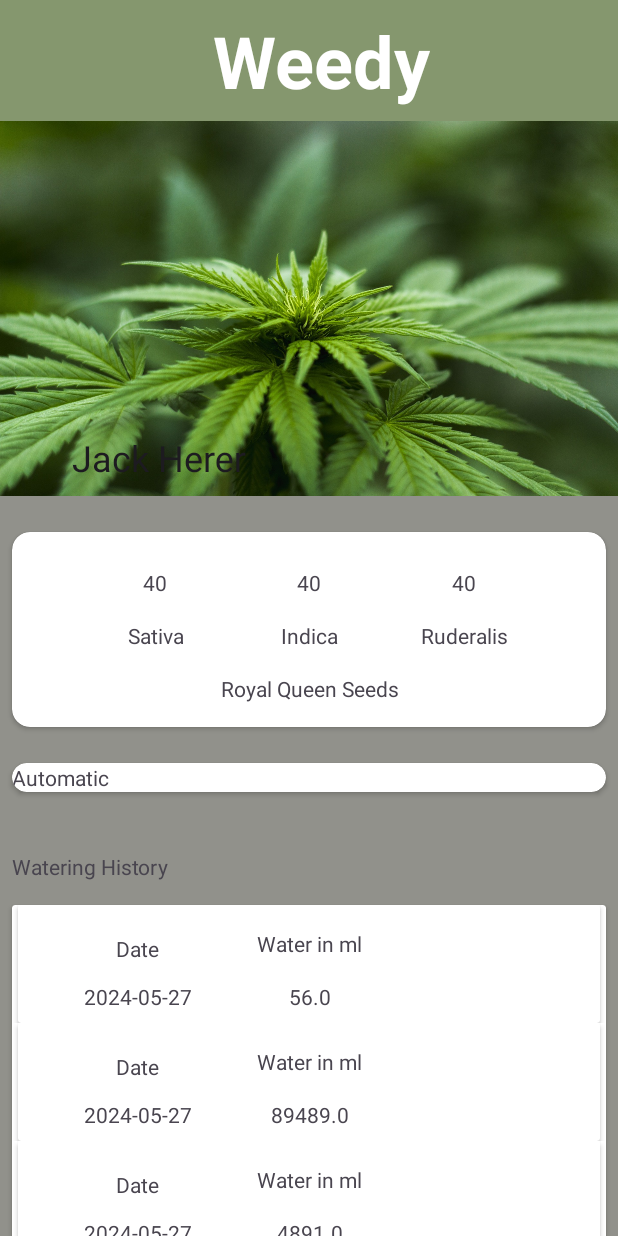
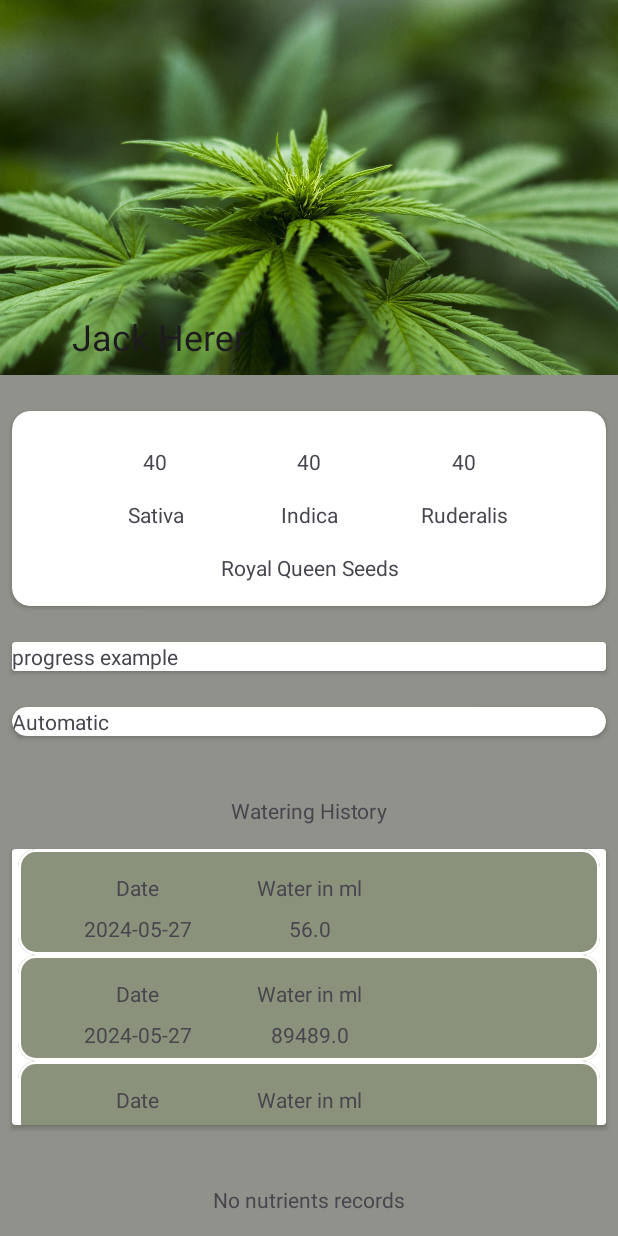
Before and after one commit to Jonnyshotu/Weedy, an Android app: the screen it shows after launch (MainActivity), after a tap on "Jack Herer", on a phone screen of 412 x 824 dp. Run offline under Robolectric (Android 15) with nearby library versions, the phone set to English and light mode, and no system bars.

Commit message:
Keine ahnung was ich gemacht hab 2

```diff
--- a/app/src/main/java/com/example/weedy/adapter/list/ListNutrientsAdapter.kt
+++ b/app/src/main/java/com/example/weedy/adapter/list/ListNutrientsAdapter.kt
@@ -22,6 +22,8 @@ class ListNutrientsAdapter (private val dataset: List<Triple<String, Double, Loc
         val listEntry = dataset[position]
 
         with(holder.binding){
+            listItemHeader1TV.text = "Type"
+            listItemHeader2TV.text = "Amount"
             listItemTV1.text = listEntry.first
             listItem2TV.text = listEntry.second.toString()
             listItemDateTV.text = listEntry.third.toString()
--- a/app/src/main/java/com/example/weedy/adapter/list/ListRepellentsAdapter.kt
+++ b/app/src/main/java/com/example/weedy/adapter/list/ListRepellentsAdapter.kt
@@ -22,6 +22,8 @@ class ListRepellentsAdapter (private val dataset: List<Pair<String, LocalDate>>)
         val listEntry = dataset[position]
 
         with(holder.binding){
+            listItemHeader1TV.text = "Incident"
+            listItemHeader2TV.text = null
             listItemTV1.text = listEntry.first
             listItem2TV.text = null
             listItemDateTV.text = listEntry.second.toString()
--- a/app/src/main/java/com/example/weedy/adapter/list/ListTrainingAdapter.kt
+++ b/app/src/main/java/com/example/weedy/adapter/list/ListTrainingAdapter.kt
@@ -21,6 +21,8 @@ class ListTrainingAdapter (private val dataset: List<Pair<String, LocalDate>>) :
     override fun onBindViewHolder(holder: ListItemViewHolder, position: Int) {
         val listEntry = dataset[position]
         with(holder.binding){
+            listItemHeader1TV.text = "Training method"
+            listItemHeader2TV.text = null
             listItemTV1.text = listEntry.first
             listItem2TV.text = null
             listItemDateTV.text = listEntry.second.toString()
--- a/app/src/main/java/com/example/weedy/ui/DetailFragment.kt
+++ b/app/src/main/java/com/example/weedy/ui/DetailFragment.kt
@@ -48,6 +48,7 @@ class DetailFragment : MainFragment() {
 
         if (plant != null) {
             with(binding) {
+
                 detailToolbar.title = plant.strain
                 detailIndicaDisplayTV.text = plant.genetic.indica.toString()
                 detailSativaDisplayTV.text = plant.genetic.sativa.toString()
@@ -57,10 +58,14 @@ class DetailFragment : MainFragment() {
                 detailGerminationTV.text = plant.genetic.breedingType
 
                 //region Recycler Views
+
                 waterRecyclerView = detailWaterRV
                 if (plant.watering.isNotEmpty()) {
                     waterAdapter = ListWaterAdapter(plant.watering)
                     waterRecyclerView.adapter = waterAdapter
+                } else {
+                    detailWaterCV.visibility = View.GONE
+                    detailWateringTV.text = "No watering records"
                 }
 
                 nutrientsRecyclerView = detailNutrientsRV
@@ -68,6 +73,9 @@ class DetailFragment : MainFragment() {
                 if (plant.nutrients.isNotEmpty()) {
                     nutrientsAdapter = ListNutrientsAdapter(plant.nutrients)
                     nutrientsRecyclerView.adapter = nutrientsAdapter
+                } else {
+                    detailNutrientsCV.visibility = View.GONE
+                    detailNutrientsTV.text = "No nutrients records"
                 }
 
                 repellentsRecyclerView = detailRepellentsRV
@@ -75,6 +83,9 @@ class DetailFragment : MainFragment() {
                 if (plant.repellents.isNotEmpty()) {
                     repellentsAdapter = ListRepellentsAdapter(plant.repellents)
                     repellentsRecyclerView.adapter = repellentsAdapter
+                } else {
+                    detailRepellentsCV.visibility = View.GONE
+                    detailRepellentsTV.text = "No repellents records"
                 }
 
                 trainingRecyclerView = detailTrainingRV
@@ -82,6 +93,9 @@ class DetailFragment : MainFragment() {
                 if (plant.training.isNotEmpty()) {
                     trainingAdapter = ListTrainingAdapter(plant.training)
                     trainingRecyclerView.adapter = trainingAdapter
+                } else {
+                    detailTrainingCV.visibility = View.GONE
+                    detailTrainingTV.text = "No training records"
                 }
 
                 measurementsRecyclerView = detailMeasurementsRV
@@ -89,23 +103,23 @@ class DetailFragment : MainFragment() {
                 if (plant.measurements.isNotEmpty()) {
                     measurementsAdapter = ListMeasurementsAdapter(plant.measurements)
                     measurementsRecyclerView.adapter = measurementsAdapter
+                } else {
+                    detailMeasurementsCV.visibility = View.GONE
+                    detailMeasurementsTV.text = "No measurement records"
                 }
+
             }
             //endregion
         }
 
         return binding.root
     }
-
     override fun onViewCreated(view: View, savedInstanceState: Bundle?) {
         super.onViewCreated(view, savedInstanceState)
     }
-
-
     override fun onImageCaptured(imageBitmap: Bitmap) {
         TODO("Not yet implemented")
     }
-
     override fun onImagePicked(imageUri: Uri?) {
         TODO("Not yet implemented")
     }
--- a/app/src/main/res/layout/activity_main.xml
+++ b/app/src/main/res/layout/activity_main.xml
@@ -5,53 +5,19 @@
     android:id="@+id/main"
     android:layout_width="match_parent"
     android:layout_height="match_parent"
-    tools:context=".MainActivity"
-    android:background="@color/neutral">
-
-    <Toolbar
-        android:id="@+id/toolbar"
-        android:layout_width="match_parent"
-        android:layout_height="wrap_content"
-        android:background="@color/secondary_green"
-        app:layout_constraintEnd_toEndOf="parent"
-        app:layout_constraintStart_toStartOf="parent"
-        app:layout_constraintTop_toTopOf="parent">
-
-        <LinearLayout
-            android:layout_width="match_parent"
-            android:layout_height="match_parent"
-            android:gravity="center"
-            android:orientation="horizontal">
-
-            <TextView
-                android:id="@+id/toolbarTitleTV"
-                android:layout_width="wrap_content"
-                android:layout_height="wrap_content"
-                android:layout_weight="1"
-                android:gravity="center"
-                android:padding="8dp"
-                android:text="@string/app_name"
-                android:textColor="@color/white"
-                android:textSize="48sp"
-                android:textStyle="bold"
-                tools:layout_editor_absoluteX="16dp"
-                tools:layout_editor_absoluteY="18dp" />
-
-        </LinearLayout>
-
-    </Toolbar>
+    android:background="@color/neutral"
+    tools:context=".MainActivity">
 
     <androidx.fragment.app.FragmentContainerView
         android:id="@+id/mainNavHostContainerView"
         android:name="androidx.navigation.fragment.NavHostFragment"
-        android:layout_width="0dp"
-        android:layout_height="0dp"
+        android:layout_width="match_parent"
+        android:layout_height="match_parent"
         app:defaultNavHost="true"
         app:layout_constraintBottom_toBottomOf="parent"
         app:layout_constraintEnd_toEndOf="parent"
-        app:layout_constraintHorizontal_bias="1.0"
         app:layout_constraintStart_toStartOf="parent"
-        app:layout_constraintTop_toBottomOf="@+id/toolbar"
+        app:layout_constraintTop_toBottomOf="parent"
         app:navGraph="@navigation/nav_graph" />
 
 </androidx.constraintlayout.widget.ConstraintLayout>
--- a/app/src/main/res/layout/fragment_detail.xml
+++ b/app/src/main/res/layout/fragment_detail.xml
@@ -35,7 +35,8 @@
                 android:layout_height="?attr/actionBarSize"
                 android:background="@android:color/transparent"
                 app:layout_collapseMode="pin"
-                app:titleTextColor="@color/onsecondary_green" />
+                app:title="Plant Strain"
+                app:titleTextColor="@color/white" />
 
         </com.google.android.material.appbar.CollapsingToolbarLayout>
 
@@ -66,7 +67,7 @@
                 app:layout_constraintTop_toTopOf="parent">
 
                 <androidx.constraintlayout.widget.ConstraintLayout
-                    android:id="@+id/linearLayout"
+                    android:id="@+id/detailGeneticCL"
                     android:layout_width="match_parent"
                     android:layout_height="match_parent"
                     android:gravity="center">
@@ -145,17 +146,16 @@
                         app:layout_constraintEnd_toEndOf="@+id/detailIndicaTV"
                         app:layout_constraintStart_toStartOf="@+id/detailIndicaTV"
                         app:layout_constraintTop_toBottomOf="@+id/detailIndicaTV" />
+
                 </androidx.constraintlayout.widget.ConstraintLayout>
 
             </androidx.cardview.widget.CardView>
 
             <androidx.cardview.widget.CardView
-                android:id="@+id/detailGerminationCV"
+                android:id="@+id/detailProgressCv"
                 android:layout_width="0dp"
-                android:layout_height="match_parent"
+                android:layout_height="wrap_content"
                 android:layout_marginTop="24dp"
-                android:elevation="12dp"
-                app:cardCornerRadius="12dp"
                 app:layout_constraintEnd_toEndOf="@+id/detailInfoGeneticCV"
                 app:layout_constraintStart_toStartOf="@+id/detailInfoGeneticCV"
                 app:layout_constraintTop_toBottomOf="@+id/detailInfoGeneticCV">
@@ -165,11 +165,38 @@
                     android:layout_height="match_parent">
 
                     <TextView
+                        android:id="@+id/detailProgressTV"
+                        android:layout_width="wrap_content"
+                        android:layout_height="wrap_content"
+                        android:text="progress example"
+                        app:layout_constraintStart_toStartOf="parent"
+                        app:layout_constraintTop_toTopOf="parent" />
+                </androidx.constraintlayout.widget.ConstraintLayout>
+            </androidx.cardview.widget.CardView>
+
+
+            <androidx.cardview.widget.CardView
+                android:id="@+id/detailGerminationCV"
+                android:layout_width="0dp"
+                android:layout_height="wrap_content"
+                android:layout_marginTop="24dp"
+                android:elevation="12dp"
+                app:cardCornerRadius="12dp"
+                app:layout_constraintEnd_toEndOf="@+id/detailProgressCv"
+                app:layout_constraintStart_toStartOf="@+id/detailProgressCv"
+                app:layout_constraintTop_toBottomOf="@+id/detailProgressCv">
+
+                <androidx.constraintlayout.widget.ConstraintLayout
+                    android:layout_width="match_parent"
+                    android:layout_height="match_parent">
+
+                    <TextView
                         android:id="@+id/detailGerminationTV"
-                        android:layout_width="379dp"
+                        android:layout_width="wrap_content"
                         android:layout_height="wrap_content"
                         android:text="germination example"
-                        tools:layout_editor_absoluteX="32dp" />
+                        app:layout_constraintStart_toStartOf="parent"
+                        app:layout_constraintTop_toTopOf="parent" />
                 </androidx.constraintlayout.widget.ConstraintLayout>
             </androidx.cardview.widget.CardView>
 
@@ -179,7 +206,8 @@
                 android:layout_height="wrap_content"
                 android:layout_marginTop="40dp"
                 android:text="Watering History"
-                app:layout_constraintStart_toStartOf="@+id/detailWaterCV"
+                app:layout_constraintEnd_toEndOf="@+id/detailGerminationCV"
+                app:layout_constraintStart_toStartOf="@+id/detailGerminationCV"
                 app:layout_constraintTop_toBottomOf="@+id/detailGerminationCV" />
 
             <androidx.cardview.widget.CardView
@@ -189,7 +217,7 @@
                 android:layout_marginStart="8dp"
                 android:layout_marginTop="16dp"
                 android:layout_marginEnd="8dp"
-                android:layout_marginBottom="-400dp"
+                android:layout_marginBottom="-200dp"
                 app:layout_constraintBottom_toBottomOf="@+id/detailWateringTV"
                 app:layout_constraintEnd_toEndOf="parent"
                 app:layout_constraintStart_toStartOf="parent"
@@ -210,7 +238,8 @@
                 android:layout_height="wrap_content"
                 android:layout_marginTop="40dp"
                 android:text="Nutrients history"
-                app:layout_constraintStart_toStartOf="@+id/detailNutrientsCV"
+                app:layout_constraintEnd_toEndOf="@+id/detailWateringTV"
+                app:layout_constraintStart_toStartOf="@+id/detailWateringTV"
                 app:layout_constraintTop_toBottomOf="@+id/detailWaterCV" />
 
             <androidx.cardview.widget.CardView
@@ -220,9 +249,10 @@
                 android:layout_marginStart="8dp"
                 android:layout_marginTop="16dp"
                 android:layout_marginEnd="8dp"
-                android:layout_marginBottom="-400dp"
+                android:layout_marginBottom="-200dp"
                 app:layout_constraintBottom_toBottomOf="@+id/detailNutrientsTV"
                 app:layout_constraintEnd_toEndOf="parent"
+                app:layout_constraintHorizontal_bias="0.5"
                 app:layout_constraintStart_toStartOf="parent"
                 app:layout_constraintTop_toBottomOf="@+id/detailNutrientsTV">
 
@@ -240,7 +270,8 @@
                 android:layout_height="wrap_content"
                 android:layout_marginTop="40dp"
                 android:text="Repellents history"
-                app:layout_constraintStart_toStartOf="@+id/detailRepellentsCV"
+                app:layout_constraintEnd_toEndOf="@+id/detailNutrientsTV"
+                app:layout_constraintStart_toStartOf="@+id/detailNutrientsTV"
                 app:layout_constraintTop_toBottomOf="@+id/detailNutrientsCV" />
 
             <androidx.cardview.widget.CardView
@@ -250,7 +281,7 @@
                 android:layout_marginStart="8dp"
                 android:layout_marginTop="16dp"
                 android:layout_marginEnd="8dp"
-                android:layout_marginBottom="-400dp"
+                android:layout_marginBottom="-200dp"
                 app:layout_constraintBottom_toBottomOf="@+id/detailRepellentsTV"
                 app:layout_constraintEnd_toEndOf="parent"
                 app:layout_constraintStart_toStartOf="parent"
@@ -270,7 +301,8 @@
                 android:layout_height="wrap_content"
                 android:layout_marginTop="40dp"
                 android:text="Training history"
-                app:layout_constraintStart_toStartOf="@+id/detailTrainingCV"
+                app:layout_constraintEnd_toEndOf="@+id/detailRepellentsTV"
+                app:layout_constraintStart_toStartOf="@+id/detailRepellentsTV"
                 app:layout_constraintTop_toBottomOf="@+id/detailRepellentsCV" />
 
             <androidx.cardview.widget.CardView
@@ -280,7 +312,7 @@
                 android:layout_marginStart="8dp"
                 android:layout_marginTop="16dp"
                 android:layout_marginEnd="8dp"
-                android:layout_marginBottom="-400dp"
+                android:layout_marginBottom="-200dp"
                 app:layout_constraintBottom_toBottomOf="@+id/detailTrainingTV"
                 app:layout_constraintEnd_toEndOf="parent"
                 app:layout_constraintStart_toStartOf="parent"
@@ -299,8 +331,9 @@
                 android:layout_width="wrap_content"
                 android:layout_height="wrap_content"
                 android:layout_marginTop="40dp"
-                android:text="Training history"
-                app:layout_constraintStart_toStartOf="@+id/detailMeasurementsCV"
+                android:text="Mesaurements history"
+                app:layout_constraintEnd_toEndOf="@+id/detailTrainingTV"
+                app:layout_constraintStart_toStartOf="@+id/detailTrainingTV"
                 app:layout_constraintTop_toBottomOf="@+id/detailTrainingCV" />
 
             <androidx.cardview.widget.CardView
@@ -310,8 +343,7 @@
                 android:layout_marginStart="8dp"
                 android:layout_marginTop="16dp"
                 android:layout_marginEnd="8dp"
-                android:layout_marginBottom="-400dp"
-                android:maxHeight="60dp"
+                android:layout_marginBottom="-200dp"
                 app:layout_constraintBottom_toBottomOf="@+id/detailMeasurementsTV"
                 app:layout_constraintEnd_toEndOf="parent"
                 app:layout_constraintStart_toStartOf="parent"
@@ -325,14 +357,6 @@
                     tools:listitem="@layout/list_item_measurements" />
             </androidx.cardview.widget.CardView>
 
-            <androidx.constraintlayout.widget.ConstraintLayout
-                android:layout_width="match_parent"
-                android:layout_height="match_parent"
-                app:layout_constraintTop_toBottomOf="@+id/detailInfoGeneticCV"
-                tools:layout_editor_absoluteX="-9dp">
-
-            </androidx.constraintlayout.widget.ConstraintLayout>
-
 
         </androidx.constraintlayout.widget.ConstraintLayout>
     </androidx.core.widget.NestedScrollView>
--- a/app/src/main/res/layout/fragment_home.xml
+++ b/app/src/main/res/layout/fragment_home.xml
@@ -6,21 +6,40 @@
     android:layout_width="match_parent"
     android:layout_height="match_parent">
 
+    <com.google.android.material.appbar.AppBarLayout
+        android:id="@+id/appBarLayout"
+        android:layout_width="match_parent"
+        android:layout_height="wrap_content"
+        android:background="@color/secondary_green">
+
+        <com.google.android.material.appbar.MaterialToolbar
+            android:id="@+id/topAppBar"
+            android:layout_width="match_parent"
+            android:layout_height="?attr/actionBarSize"
+            android:background="@color/secondary_green"
+            app:layout_scrollEffect="compress"
+            app:layout_scrollFlags="scroll|enterAlways|snap"
+            app:title="Weedy"
+            app:titleCentered="true"
+            app:titleTextColor="@color/white" />
+
+    </com.google.android.material.appbar.AppBarLayout>
 
     <androidx.recyclerview.widget.RecyclerView
         android:id="@+id/homeRV"
         android:layout_width="match_parent"
         android:layout_height="match_parent"
+        android:layout_marginBottom="?attr/actionBarSize"
         android:clipToPadding="false"
-        android:paddingBottom="100dp"
         app:layoutManager="androidx.recyclerview.widget.LinearLayoutManager"
+        app:layout_behavior="@string/appbar_scrolling_view_behavior"
         tools:listitem="@layout/plant_item" />
 
     <com.google.android.material.bottomappbar.BottomAppBar
         android:id="@+id/bottomAppBar"
         style="@style/Base.Theme.Weedy"
         android:layout_width="match_parent"
-        android:layout_height="wrap_content"
+        android:layout_height="?attr/actionBarSize"
         android:layout_gravity="bottom"
         app:menu="@menu/bottom_app_bar"
         app:navigationIcon="@drawable/cannabis_leaf" />
@@ -29,6 +48,7 @@
         android:id="@+id/homeAddFAB"
         android:layout_width="wrap_content"
         android:layout_height="wrap_content"
+        android:layout_marginEnd="16dp"
         android:backgroundTint="@color/primary_green"
         app:layout_anchor="@id/bottomAppBar"
         app:layout_anchorGravity="center|end"
--- a/app/src/main/res/layout/list_item.xml
+++ b/app/src/main/res/layout/list_item.xml
@@ -5,22 +5,43 @@
     android:layout_width="match_parent"
     android:layout_height="wrap_content">
 
-    <androidx.cardview.widget.CardView
+    <com.google.android.material.card.MaterialCardView
         android:layout_width="0dp"
         android:layout_height="wrap_content"
         android:layout_marginStart="4dp"
         android:layout_marginEnd="4dp"
         app:layout_constraintEnd_toEndOf="parent"
         app:layout_constraintStart_toStartOf="parent"
-        app:layout_constraintTop_toTopOf="parent">
+        app:layout_constraintTop_toTopOf="parent"
+        app:strokeColor="@color/white"
+        app:strokeWidth="2dp">
 
         <androidx.constraintlayout.widget.ConstraintLayout
             android:id="@+id/ConstraintLayout"
             android:layout_width="match_parent"
-            android:layout_height="match_parent"
+            android:layout_height="wrap_content"
             android:orientation="horizontal"
             app:layout_constraintBottom_toTopOf="@+id/listItemTV1"
             app:layout_constraintTop_toTopOf="@+id/listItemTV1">
+
+            <TextView
+                android:id="@+id/listItemDateHeaderTV"
+                android:layout_width="wrap_content"
+                android:layout_height="wrap_content"
+                android:text="Date"
+                app:layout_constraintEnd_toStartOf="@+id/listItemHeader1TV"
+                app:layout_constraintStart_toStartOf="parent"
+                app:layout_constraintTop_toTopOf="@+id/listItemHeader1TV" />
+
+            <TextView
+                android:id="@+id/listItemHeader1TV"
+                android:layout_width="wrap_content"
+                android:layout_height="wrap_content"
+                android:layout_marginTop="16dp"
+                android:text="Value 1"
+                app:layout_constraintEnd_toEndOf="parent"
+                app:layout_constraintStart_toStartOf="parent"
+                app:layout_constraintTop_toTopOf="parent" />
 
             <TextView
                 android:id="@+id/listItemHeader2TV"
@@ -32,31 +53,21 @@
                 app:layout_constraintTop_toTopOf="@+id/listItemHeader1TV" />
 
             <TextView
-                android:id="@+id/listItemHeader1TV"
+                android:id="@+id/listItemDateTV"
                 android:layout_width="wrap_content"
                 android:layout_height="wrap_content"
-                android:layout_marginTop="16dp"
-                android:text="Value 1"
-                app:layout_constraintEnd_toEndOf="parent"
-                app:layout_constraintHorizontal_bias="0.5"
-                app:layout_constraintStart_toStartOf="parent"
-                app:layout_constraintTop_toTopOf="parent" />
-
-            <TextView
-                android:id="@+id/listItemDateHeaderTV"
-                android:layout_width="wrap_content"
-                android:layout_height="wrap_content"
-                android:layout_marginTop="3dp"
-                android:text="Date"
-                app:layout_constraintEnd_toStartOf="@+id/listItemHeader1TV"
-                app:layout_constraintStart_toStartOf="parent"
-                app:layout_constraintTop_toTopOf="@+id/listItemHeader1TV" />
+                android:text="example Date"
+                app:layout_constraintEnd_toEndOf="@+id/listItemDateHeaderTV"
+                app:layout_constraintStart_toStartOf="@+id/listItemDateHeaderTV"
+                app:layout_constraintTop_toTopOf="@+id/listItemTV1"
+                tools:layout_conversion_absoluteHeight="19dp"
+                tools:layout_conversion_absoluteWidth="127dp" />
 
             <TextView
                 android:id="@+id/listItemTV1"
                 android:layout_width="wrap_content"
                 android:layout_height="wrap_content"
-                android:layout_marginTop="16dp"
+                android:layout_marginTop="8dp"
                 android:layout_marginBottom="8dp"
                 android:text="example Data 1"
                 app:layout_constraintBottom_toBottomOf="parent"
@@ -77,17 +88,6 @@
                 tools:layout_conversion_absoluteHeight="19dp"
                 tools:layout_conversion_absoluteWidth="138dp" />
 
-            <TextView
-                android:id="@+id/listItemDateTV"
-                android:layout_width="wrap_content"
-                android:layout_height="wrap_content"
-                android:text="example Date"
-                app:layout_constraintEnd_toEndOf="@+id/listItemDateHeaderTV"
-                app:layout_constraintStart_toStartOf="@+id/listItemDateHeaderTV"
-                app:layout_constraintTop_toTopOf="@+id/listItemTV1"
-                tools:layout_conversion_absoluteHeight="19dp"
-                tools:layout_conversion_absoluteWidth="127dp" />
         </androidx.constraintlayout.widget.ConstraintLayout>
-
-    </androidx.cardview.widget.CardView>
+    </com.google.android.material.card.MaterialCardView>
 </androidx.constraintlayout.widget.ConstraintLayout>
--- a/build.gradle.kts
+++ b/build.gradle.kts
@@ -1,5 +1,5 @@
-buildscript{
-    dependencies{
+buildscript {
+    dependencies {
         classpath("androidx.navigation:navigation-safe-args-gradle-plugin:2.7.7")
     }
 }
```
Also changed, not shown: app/build.gradle.kts (line endings or trailing spaces).
